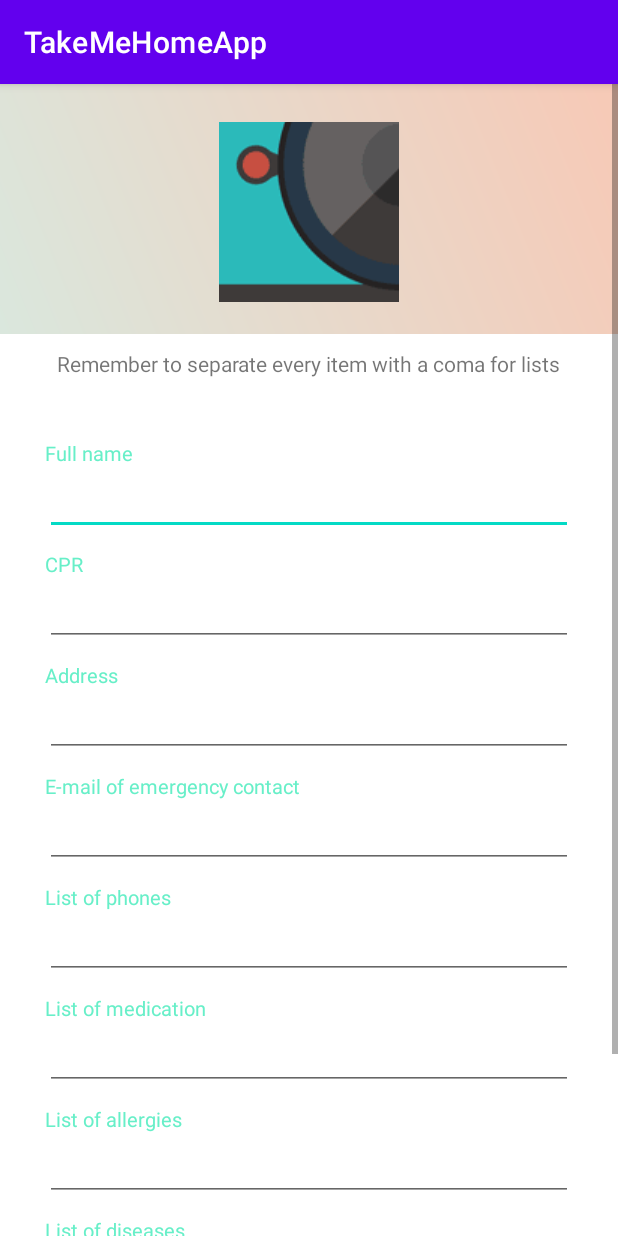
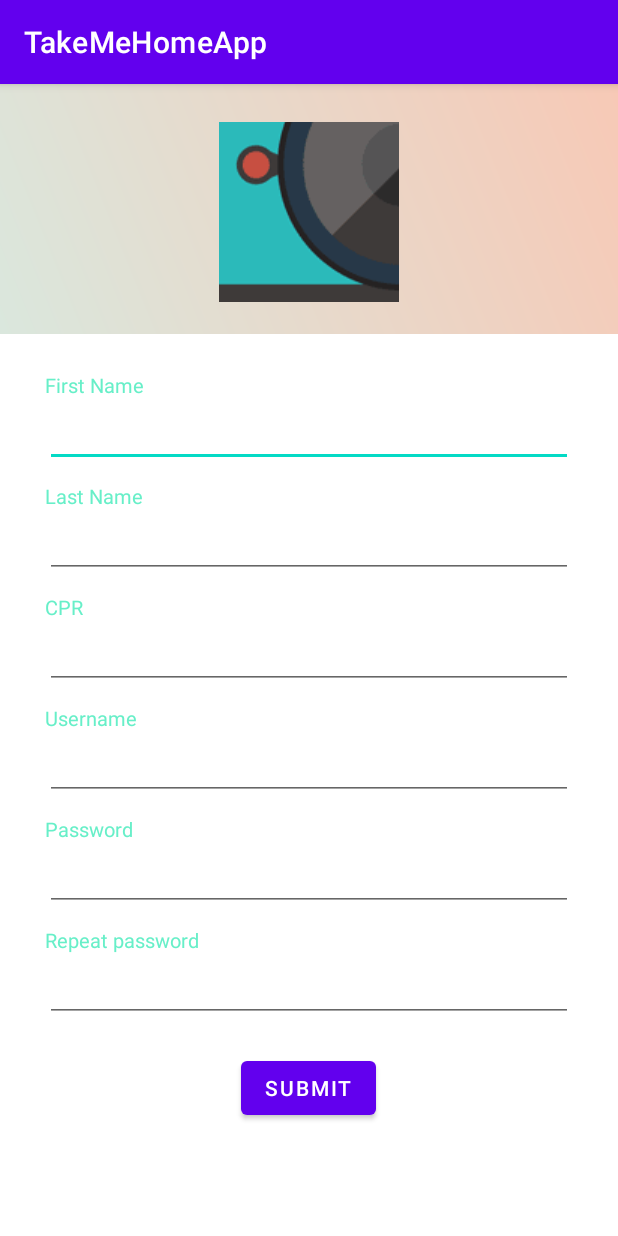
Before and after one commit to Rocio-hub/TakeMeHomeApp, an Android app: the screen it shows after launch (CreateLostUserAccountActivity before the commit, SignUpNormalUserActivity after it), after a tap on "Don't have an account? Sign up.", on a phone screen of 412 x 824 dp. Run offline under Robolectric (Android 15) with nearby library versions, the phone set to English and light mode, and no system bars; 1 other tap on this screen came first.

Commit message:
sign up normal user

```diff
--- a/app/src/main/AndroidManifest.xml
+++ b/app/src/main/AndroidManifest.xml
@@ -18,7 +18,8 @@
         android:roundIcon="@mipmap/ic_launcher_round"
         android:supportsRtl="true"
         android:theme="@style/Theme.TakeMeHomeApp">
-        <activity android:name=".Activities.ListsActivity"></activity>
+        <activity android:name=".Activities.SignUpNormalUserActivity"></activity>
+        <activity android:name=".Activities.ListsActivity" />
         <activity android:name=".Activities.ProfileActivity" />
         <activity android:name=".Activities.AdditionalInfoActivity" />
         <activity android:name=".Activities.CameraActivity" />
--- a/app/src/main/java/com/easv/takemehomeapp/Activities/CodeScannerActivity.kt
+++ b/app/src/main/java/com/easv/takemehomeapp/Activities/CodeScannerActivity.kt
@@ -166,4 +166,9 @@ class CodeScannerActivity : AppCompatActivity() {
         }
         return super.onOptionsItemSelected(item)
     }
+
+    override fun onBackPressed() {
+        val intent = Intent(this, LoginActivity::class.java)
+        startActivity(intent)
+    }
 }
--- a/app/src/main/java/com/easv/takemehomeapp/Activities/LoginActivity.kt
+++ b/app/src/main/java/com/easv/takemehomeapp/Activities/LoginActivity.kt
@@ -32,17 +32,10 @@ class LoginActivity : AppCompatActivity() {
         textView_error.setVisibility(View.INVISIBLE)
 
         button_submit.setOnClickListener { v -> onClickSubmit() }
-        textView_createAccount.setOnClickListener { v -> onClickCreateAccount() }
-
-        //var extras: Bundle = intent.extras!!
-        //lostUserId = extras.getInt("lostUserId")
+        textView_signUp.setOnClickListener { v -> onClickSignUp() }
     }
 
     private fun insertTestData() {
-        //var listPhones = listOf(1,2,3)
-        //var listCurrentMedication = listOf("medication", "b", "c")
-        //var listAllergies = listOf("allergies", "b", "c")
-        //var listDiseases = listOf("diseases", "b", "c")
         usersDB.emptyDb()
         usersDB.insertLostUser(BELostUser(1, "Peter", "Parker", "1 2 3", "email", "address", 123, "m e d i c a t i o n", "a l l e r g i e s", "d i s e a s e s", "picture"))
         usersDB.insertLostUser(BELostUser(2, "Scarlet", "Witch", "4 5 6", "email", "address", 456, "m e d i c a t i o n", "a l l e r g i e s", "d i s e a s e s", "picture"))
@@ -52,8 +45,8 @@ class LoginActivity : AppCompatActivity() {
         usersDB.insertPrivilegedUser(BEPrivilegedUser(3, "nor1", "p", "FIRSTNAME3", "LASTNAME3", 789, "normal", "station", "PICTURE"))
     }
 
-    private fun onClickCreateAccount() {
-        val intent = Intent(this, CreateLostUserAccountActivity::class.java)
+    private fun onClickSignUp() {
+        val intent = Intent(this, SignUpNormalUserActivity::class.java)
         startActivity(intent)
     }
 
--- /dev/null
+++ b/app/src/main/java/com/easv/takemehomeapp/Activities/SignUpNormalUserActivity.kt
@@ -0,0 +1,82 @@
+package com.easv.takemehomeapp.Activities
+
+import android.content.Intent
+import android.graphics.drawable.Drawable
+import android.os.Bundle
+import androidx.appcompat.app.AppCompatActivity
+import com.easv.takemehomeapp.Data.IUserDAO
+import com.easv.takemehomeapp.Data.UserDAO_Impl
+import com.easv.takemehomeapp.Model.BEPrivilegedUser
+import com.easv.takemehomeapp.R
+import kotlinx.android.synthetic.main.activity_create_lostuser_account.button_submit
+import kotlinx.android.synthetic.main.activity_create_lostuser_account.ib_profilePicture
+import kotlinx.android.synthetic.main.activity_sign_up_normal_user.*
+import java.io.File
+
+class SignUpNormalUserActivity : AppCompatActivity() {
+
+    private var newUser = BEPrivilegedUser(0, "", "", "", "",  0, "", "", "")
+    private lateinit var normalUserDB: IUserDAO
+    private val REQUEST_CODE = 101
+
+    override fun onCreate(savedInstanceState: Bundle?) {
+        super.onCreate(savedInstanceState)
+        setContentView(R.layout.activity_sign_up_normal_user)
+
+        normalUserDB = UserDAO_Impl(this)
+        newUser.role = "normal"
+        newUser.picture = "PICTURE STRING"
+
+        ib_profilePicture.setImageResource(R.drawable.addcameraicon)
+
+        ib_profilePicture.setOnClickListener { v -> onClickPicture() }
+        button_submit.setOnClickListener { v -> onClickSubmit() }
+    }
+
+    private fun onClickSubmit() {
+        if (validateInput()) {
+            newUser.username  = editText_username.text.toString()
+            newUser.password  = editText_password.text.toString()
+            newUser.firstName  = editText_firstName.text.toString()
+            newUser.lastName  = editText_lastName.text.toString()
+            newUser.CPR  = editText_cpr.text.toString().toInt()
+        }
+
+        normalUserDB.createPrivilegedUser(newUser)
+
+        val intent = Intent(this, CodeScannerActivity::class.java)
+        intent.putExtra("loggedUser", newUser)
+        startActivity(intent)
+
+        /*
+         * TODO Check if user created exists on database already
+         */
+    }
+
+    private fun validateInput(): Boolean {
+        showMissingInfo()
+        return true
+    }
+
+    private fun showMissingInfo() {
+       /* if (editText_fullName.text.isNullOrBlank()) {
+            editText_fullName.error = "Please enter a name"
+        } else editText_fullName.error = null */
+    }
+
+    private fun onClickPicture() {
+        val intent = Intent(this, CameraActivity::class.java)
+        startActivityForResult(intent, REQUEST_CODE)
+    }
+
+    override fun onActivityResult(requestCode: Int, resultCode: Int, data: Intent?) { //Method that will check that the CameraActivity will return a picture and assign it to the lost user as well as display it on the activity
+        super.onActivityResult(requestCode, resultCode, data)
+        if(requestCode == REQUEST_CODE && resultCode == RESULT_OK) {
+            var newPicture = data?.extras?.getSerializable("newPicture") as File
+            if(newPicture != null) {
+                ib_profilePicture.setImageDrawable(Drawable.createFromPath(newPicture.toString()))
+                newUser.picture = newPicture.toString()
+            }
+        }
+    }
+}
--- a/app/src/main/res/layout/activity_login.xml
+++ b/app/src/main/res/layout/activity_login.xml
@@ -121,7 +121,7 @@
                     android:textSize="20sp" />
 
                 <TextView
-                    android:id="@+id/textView_createAccount"
+                    android:id="@+id/textView_signUp"
                     android:layout_width="wrap_content"
                     android:layout_height="wrap_content"
                     android:layout_marginTop="10dp"
--- /dev/null
+++ b/app/src/main/res/layout/activity_sign_up_normal_user.xml
@@ -0,0 +1,232 @@
+<?xml version="1.0" encoding="utf-8"?>
+<ScrollView xmlns:android="http://schemas.android.com/apk/res/android"
+    xmlns:app="http://schemas.android.com/apk/res-auto"
+    xmlns:tools="http://schemas.android.com/tools"
+    android:layout_width="match_parent"
+    android:layout_height="match_parent">
+
+    <RelativeLayout
+        android:layout_width="match_parent"
+        android:layout_height="match_parent"
+        tools:context="Activities.SignUpNormalUserActivity">
+
+        <RelativeLayout
+            android:layout_width="match_parent"
+            android:layout_height="match_parent"
+            tools:context="Activities.InfoActivity">
+
+            <RelativeLayout
+                android:id="@+id/relLay_top"
+                android:layout_width="match_parent"
+                android:layout_height="wrap_content"
+                android:background="@drawable/grad_login"
+                android:paddingBottom="16dp">
+
+                <RelativeLayout
+                    android:id="@+id/profilePicture_layout"
+                    android:layout_width="wrap_content"
+                    android:layout_height="wrap_content"
+                    android:layout_centerHorizontal="true"
+                    android:layout_marginTop="20dp">
+
+                    <ImageButton
+                        android:id="@+id/ib_profilePicture"
+                        android:layout_width="120dp"
+                        android:layout_height="120dp"
+                        android:layout_marginStart="5dp"
+                        android:layout_marginTop="5dp"
+                        android:layout_marginEnd="5dp"
+                        android:layout_marginBottom="5dp"
+                        android:adjustViewBounds="true"
+                        android:background="@drawable/grad_login"
+                        android:padding="3dp"
+                        android:src="@drawable/mockpicture" />
+
+                </RelativeLayout>
+
+            </RelativeLayout>
+
+            <RelativeLayout
+                android:layout_width="match_parent"
+                android:layout_height="match_parent"
+                android:layout_below="@+id/relLay_top">
+
+                <LinearLayout
+                    android:layout_width="match_parent"
+                    android:layout_height="wrap_content"
+                    android:layout_centerInParent="true"
+                    android:layout_marginLeft="30dp"
+                    android:layout_marginTop="30dp"
+                    android:layout_marginRight="30dp"
+                    android:layout_marginBottom="20dp"
+                    android:orientation="vertical">
+
+                    <LinearLayout
+                        android:layout_width="match_parent"
+                        android:layout_height="wrap_content"
+                        android:orientation="vertical">
+
+                        <TextView
+                            android:layout_width="wrap_content"
+                            android:layout_height="wrap_content"
+                            android:text="First Name"
+                            android:textColor="@color/gradEnd"
+                            android:textSize="13sp" />
+
+                        <EditText
+                            android:id="@+id/editText_firstName"
+                            android:layout_width="match_parent"
+                            android:layout_height="wrap_content"
+                            android:fontFamily="sans-serif-light"
+                            android:textColor="#000000"
+                            android:textSize="18sp" />
+
+                    </LinearLayout>
+
+                    <LinearLayout
+                        android:layout_width="match_parent"
+                        android:layout_height="wrap_content"
+                        android:layout_marginTop="10dp"
+                        android:orientation="vertical">
+
+                        <TextView
+                            android:layout_width="wrap_content"
+                            android:layout_height="wrap_content"
+                            android:text="Last Name"
+                            android:textColor="@color/gradEnd"
+                            android:textSize="13sp" />
+
+                        <EditText
+                            android:id="@+id/editText_lastName"
+                            android:layout_width="match_parent"
+                            android:layout_height="wrap_content"
+                            android:fontFamily="sans-serif-light"
+                            android:textColor="#000000"
+                            android:textSize="18sp" />
+
+                    </LinearLayout>
+
+                    <LinearLayout
+                        android:layout_width="match_parent"
+                        android:layout_height="wrap_content"
+                        android:layout_marginTop="10dp"
+                        android:orientation="vertical">
+
+                        <TextView
+                            android:layout_width="wrap_content"
+                            android:layout_height="wrap_content"
+                            android:text="CPR"
+                            android:textColor="@color/gradEnd"
+                            android:textSize="13sp" />
+
+                        <EditText
+                            android:id="@+id/editText_cpr"
+                            android:layout_width="match_parent"
+                            android:layout_height="wrap_content"
+                            android:fontFamily="sans-serif-light"
+                            android:textColor="#000000"
+                            android:textSize="18sp" />
+
+                    </LinearLayout>
+
+                    <LinearLayout
+                        android:layout_width="match_parent"
+                        android:layout_height="wrap_content"
+                        android:layout_marginTop="10dp"
+                        android:orientation="vertical">
+
+                        <TextView
+                            android:layout_width="wrap_content"
+                            android:layout_height="wrap_content"
+                            android:text="Username"
+                            android:textColor="@color/gradEnd"
+                            android:textSize="13sp" />
+
+                        <EditText
+                            android:id="@+id/editText_username"
+                            android:layout_width="match_parent"
+                            android:layout_height="wrap_content"
+                            android:fontFamily="sans-serif-light"
+                            android:textColor="#000000"
+                            android:textSize="18sp" />
+
+                    </LinearLayout>
+
+                    <LinearLayout
+                        android:layout_width="match_parent"
+                        android:layout_height="wrap_content"
+                        android:layout_marginTop="10dp"
+                        android:orientation="vertical">
+
+                        <TextView
+                            android:layout_width="wrap_content"
+                            android:layout_height="wrap_content"
+                            android:text="Password"
+                            android:textColor="@color/gradEnd"
+                            android:textSize="13sp" />
+
+                        <EditText
+                            android:id="@+id/editText_password"
+                            android:layout_width="match_parent"
+                            android:layout_height="wrap_content"
+                            android:fontFamily="sans-serif-light"
+                            android:textColor="#000000"
+                            android:textSize="18sp" />
+
+                    </LinearLayout>
+
+                    <LinearLayout
+                        android:layout_width="match_parent"
+                        android:layout_height="wrap_content"
+                        android:layout_marginTop="10dp"
+                        android:orientation="vertical">
+
+                        <TextView
+                            android:layout_width="wrap_content"
+                            android:layout_height="wrap_content"
+                            android:text="Repeat password"
+                            android:textColor="@color/gradEnd"
+                            android:textSize="13sp" />
+
+                        <LinearLayout
+                            android:layout_width="match_parent"
+                            android:layout_height="wrap_content"
+                            android:orientation="horizontal">
+
+                            <EditText
+                                android:id="@+id/editText_repPassword"
+                                android:layout_width="match_parent"
+                                android:layout_height="wrap_content"
+                                android:fontFamily="sans-serif-light"
+                                android:textColor="#000000"
+                                android:textSize="18sp" />
+
+                        </LinearLayout>
+
+                    </LinearLayout>
+
+                    <LinearLayout
+                        android:layout_width="match_parent"
+                        android:layout_height="wrap_content"
+                        android:layout_gravity=""
+                        android:layout_marginTop="20dp"
+                        android:orientation="vertical">
+
+                        <Button
+                            android:id="@+id/button_submit"
+                            android:layout_width="wrap_content"
+                            android:layout_height="wrap_content"
+                            android:layout_gravity="center_horizontal"
+                            android:text="Submit" />
+
+                    </LinearLayout>
+
+                </LinearLayout>
+
+            </RelativeLayout>
+
+        </RelativeLayout>
+
+    </RelativeLayout>
+
+</ScrollView>
```
